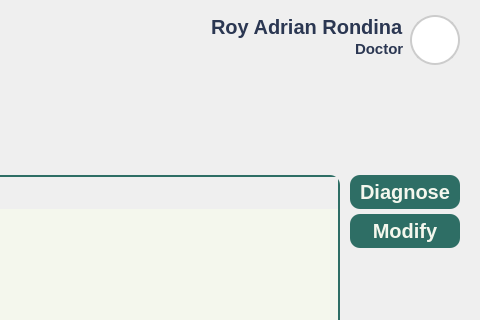
Qt form Views/Doctor_Records.ui (VinsmokeSanji69/COVACHA_CLINIC_SYSTEM) before a commit; both pictures show x 527 to 1007 and y 0 to 320 of the 1007 by 806 pixel window.
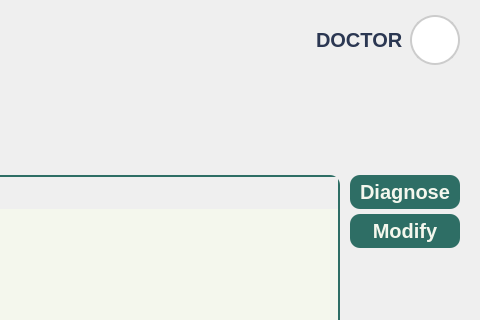
The same form after that commit. Icons and pictures are not drawn.

What changed in the file:
```diff
--- a/Views/Doctor_Records.ui
+++ b/Views/Doctor_Records.ui
@@ -328,20 +328,10 @@
              <property name="spacing">
               <number>0</number>
              </property>
-             <item alignment="Qt::AlignRight">
+             <item alignment="Qt::AlignRight|Qt::AlignVCenter">
               <widget class="QLabel" name="UserName">
                <property name="text">
-                <string>Roy Adrian Rondina</string>
-               </property>
-               <property name="alignment">
-                <set>Qt::AlignLeading</set>
-               </property>
-              </widget>
-             </item>
-             <item alignment="Qt::AlignRight">
-              <widget class="QLabel" name="UserType">
-               <property name="text">
-                <string>Doctor</string>
+                <string>DOCTOR</string>
                </property>
                <property name="alignment">
                 <set>Qt::AlignLeading</set>
```
